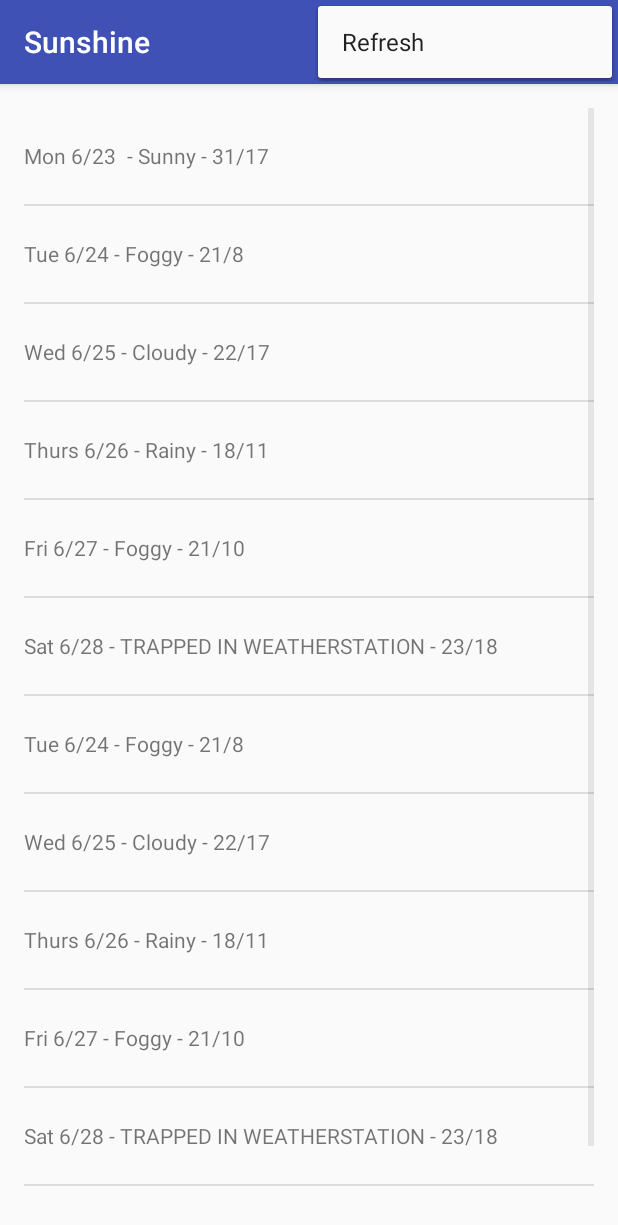
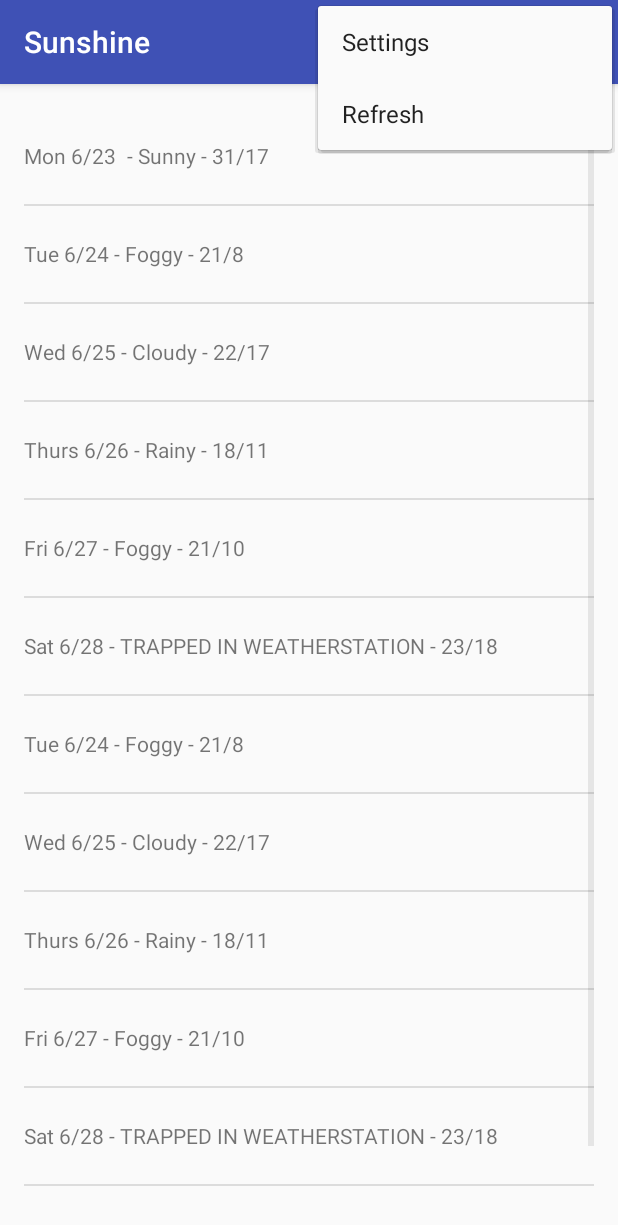
Before and after one commit to LaurentYnov/AndroidSunshine, an Android app: the screen it shows after launch (MainActivity), with the options menu open, on a phone screen of 412 x 824 dp. Shown: the top 1225 px of the screen. Run offline under Robolectric (Android 15) with nearby library versions, the phone set to English and light mode, and no system bars.

Commit message:
added Forecast Fragment and move code in it

```diff
--- a/app/build.gradle
+++ b/app/build.gradle
@@ -28,6 +28,7 @@ dependencies {
     androidTestCompile('com.android.support.test.espresso:espresso-core:2.2.2', {
         exclude group: 'com.android.support', module: 'support-annotations'
     })
-    compile 'com.android.support:appcompat-v7:25.0.0'
+    compile 'com.android.support:appcompat-v7:25.0.1'
+    compile 'com.android.support:support-v4:25.0.1'
     testCompile 'junit:junit:4.12'
 }
--- /dev/null
+++ b/app/src/main/java/com/ynov/laurent/sunshine/ForecastFragment.java
@@ -0,0 +1,99 @@
+package com.ynov.laurent.sunshine;
+
+
+import android.os.Bundle;
+import android.support.annotation.Nullable;
+import android.support.v4.app.Fragment;
+import android.view.LayoutInflater;
+import android.view.Menu;
+import android.view.MenuInflater;
+import android.view.MenuItem;
+import android.view.View;
+import android.view.ViewGroup;
+import android.widget.ArrayAdapter;
+import android.widget.ListView;
+
+import com.ynov.laurent.sunshine.R;
+
+import java.util.ArrayList;
+import java.util.Arrays;
+import java.util.List;
+
+/**
+ * A simple {@link Fragment} subclass.
+ */
+public class ForecastFragment extends Fragment implements WeatherFetcherListener {
+
+
+    ArrayAdapter<String> mForecastAdapter;
+
+    public ForecastFragment() {
+        // Required empty public constructor
+    }
+
+
+    @Override
+    public void onCreate(@Nullable Bundle savedInstanceState) {
+        super.onCreate(savedInstanceState);
+        setHasOptionsMenu(true);
+    }
+
+    @Override
+    public View onCreateView(LayoutInflater inflater, ViewGroup container,
+                             Bundle savedInstanceState) {
+
+       View rootView = inflater.inflate(R.layout.forecast_fragment, container, false);
+
+        String[] data = {"Mon 6/23 - Sunny - 31/17",
+                "Tue 6/24 - Foggy - 21/8",
+                "Wed 6/25 - Cloudy - 22/17",
+                "Thurs 6/26 - Rainy - 18/11",
+                "Fri 6/27 - Foggy - 21/10",
+                "Sat 6/28 - TRAPPED IN WEATHERSTATION - 23/18",
+                "Tue 6/24 - Foggy - 21/8",
+                "Wed 6/25 - Cloudy - 22/17",
+                "Thurs 6/26 - Rainy - 18/11",
+                "Fri 6/27 - Foggy - 21/10",
+                "Sat 6/28 - TRAPPED IN WEATHERSTATION - 23/18",
+                "Sun 6/29 - Sunny - 20/7"};
+
+        List<String> weekForecast = new ArrayList<String>(Arrays.asList(data));
+        mForecastAdapter = new ArrayAdapter<String>(getActivity(),
+                R.layout.list_item_forecast,
+                R.id.list_item_forecast_textview,
+                weekForecast);
+
+
+        ListView listView = (ListView) rootView.findViewById(R.id.list_view_forecast);
+        listView.setAdapter(mForecastAdapter);
+
+        // Inflate the layout for this fragment
+        return rootView;
+    }
+
+    @Override
+    public void didGetData(String[] datas) {
+        if(datas != null) {
+            mForecastAdapter.clear();
+            mForecastAdapter.addAll(datas);
+        }
+    }
+
+
+    @Override
+    public void onCreateOptionsMenu(Menu menu, MenuInflater inflater) {
+        inflater.inflate(R.menu.fragment_menu,menu);
+    }
+
+    @Override
+    public boolean onOptionsItemSelected(MenuItem item) {
+        int itemId = item.getItemId();
+
+        if (itemId == R.id.action_refresh) {
+            WeatherFetcher fetcher = new WeatherFetcher(this);
+            fetcher.execute("Bordeaux");
+        }
+
+        return super.onOptionsItemSelected(item);
+    }
+}
--- a/app/src/main/java/com/ynov/laurent/sunshine/MainActivity.java
+++ b/app/src/main/java/com/ynov/laurent/sunshine/MainActivity.java
@@ -16,40 +16,21 @@ import java.util.ArrayList;
 import java.util.Arrays;
 import java.util.List;
 
-public class MainActivity extends AppCompatActivity implements WeatherFetcherListener {
+public class MainActivity extends AppCompatActivity {
 
-    ArrayAdapter<String> mForecastAdapter;
+
 
     @Override
     protected void onCreate(Bundle savedInstanceState) {
         super.onCreate(savedInstanceState);
         setContentView(R.layout.activity_main);
 
-        String[] data = {"Mon 6/23 - Sunny - 31/17",
-                "Tue 6/24 - Foggy - 21/8",
-                "Wed 6/25 - Cloudy - 22/17",
-                "Thurs 6/26 - Rainy - 18/11",
-                "Fri 6/27 - Foggy - 21/10",
-                "Sat 6/28 - TRAPPED IN WEATHERSTATION - 23/18",
-                "Tue 6/24 - Foggy - 21/8",
-                "Wed 6/25 - Cloudy - 22/17",
-                "Thurs 6/26 - Rainy - 18/11",
-                "Fri 6/27 - Foggy - 21/10",
-                "Sat 6/28 - TRAPPED IN WEATHERSTATION - 23/18",
-                "Sun 6/29 - Sunny - 20/7"};
-
-        List<String> weekForecast = new ArrayList<String>(Arrays.asList(data));
-        mForecastAdapter = new ArrayAdapter<String>(this,
-                R.layout.list_item_forecast,
-                R.id.list_item_forecast_textview,
-                weekForecast);
-
-
-        ListView listView = (ListView) findViewById(R.id.list_view_forecast);
-        listView.setAdapter(mForecastAdapter);
-
+        if(savedInstanceState == null) {
+            getSupportFragmentManager().beginTransaction()
+                    .add(R.id.container, new ForecastFragment())
+                    .commit();
+        }
     }
-
 
     @Override
     public boolean onCreateOptionsMenu(Menu menu) {
@@ -62,19 +43,12 @@ public class MainActivity extends AppCompatActivity implements WeatherFetcherLis
 
         int itemId = item.getItemId();
 
-        if (itemId == R.id.action_refresh) {
-            WeatherFetcher fetcher = new WeatherFetcher(this);
-            fetcher.execute();
+        if (itemId == R.id.action_settings) {
+            Log.e("Main activity","Display the settings");
         }
 
         return super.onOptionsItemSelected(item);
     }
 
-    @Override
-    public void didGetData(String[] datas) {
-        if(datas != null) {
-            mForecastAdapter.clear();
-            mForecastAdapter.addAll(datas);
-        }
-    }
+
 }
--- a/app/src/main/res/layout/activity_main.xml
+++ b/app/src/main/res/layout/activity_main.xml
@@ -2,7 +2,7 @@
 <LinearLayout xmlns:android="http://schemas.android.com/apk/res/android"
     xmlns:tools="http://schemas.android.com/tools"
     android:orientation = "vertical"
-    android:id="@+id/activity_main"
+    android:id="@+id/container"
     android:layout_width="match_parent"
     android:layout_height="match_parent"
     android:paddingBottom="@dimen/activity_vertical_margin"
@@ -11,8 +11,5 @@
     android:paddingTop="@dimen/activity_vertical_margin"
     tools:context="com.ynov.laurent.sunshine.MainActivity">
 
-    <ListView
-        android:layout_width="match_parent"
-        android:layout_height="match_parent"
-        android:id="@+id/list_view_forecast" />
+
 </LinearLayout>
--- /dev/null
+++ b/app/src/main/res/layout/forecast_fragment.xml
@@ -0,0 +1,12 @@
+<FrameLayout xmlns:android="http://schemas.android.com/apk/res/android"
+             xmlns:tools="http://schemas.android.com/tools"
+             android:layout_width="match_parent"
+             android:layout_height="match_parent"
+             tools:context=".ForecastFragment">
+
+    <ListView
+        android:layout_width="match_parent"
+        android:layout_height="match_parent"
+        android:id="@+id/list_view_forecast" />
+
+</FrameLayout>
--- /dev/null
+++ b/app/src/main/res/menu/fragment_menu.xml
@@ -0,0 +1,5 @@
+<?xml version="1.0" encoding="utf-8"?>
+<menu xmlns:android="http://schemas.android.com/apk/res/android">
+    <item android:title="@string/action_refresh"
+          android:id="@+id/action_refresh" />
+</menu>
--- a/app/src/main/res/menu/main_menu.xml
+++ b/app/src/main/res/menu/main_menu.xml
@@ -2,6 +2,6 @@
 
 <menu xmlns:app="http://schemas.android.com/apk/res-auto"
     xmlns:android="http://schemas.android.com/apk/res/android">
-    <item android:title="@string/action_refresh"
-        android:id="@+id/action_refresh" />
+    <item android:title="@string/action_settings"
+          android:id="@+id/action_settings" />
 </menu>
--- a/app/src/main/res/values/strings.xml
+++ b/app/src/main/res/values/strings.xml
@@ -1,4 +1,5 @@
 <resources>
     <string name="app_name">Sunshine</string>
     <string name="action_refresh">Refresh</string>
+    <string name="action_settings">Settings</string>
 </resources>
```
Also changed, not shown: app/src/main/java/com/ynov/laurent/sunshine/WeatherFetcher.java (+29 -5 lines).
